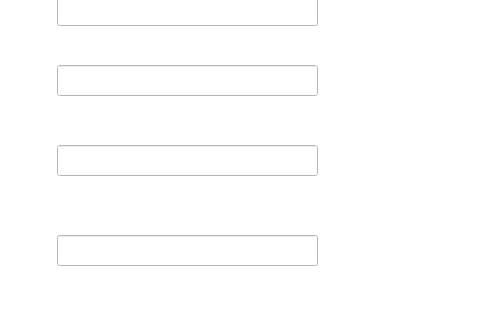
Above: mainwindow.ui from Scastelar/Music-Player before the change; both pictures show x 483 to 963 and y 125 to 445 of the 963 by 600 pixel window. Below: the same form after it.
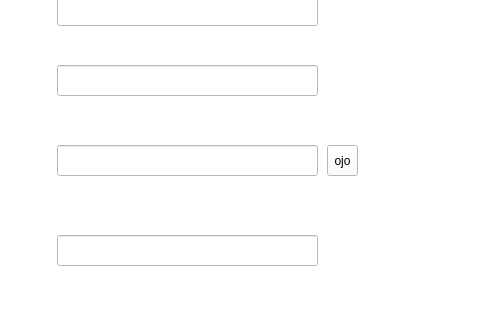
That is the form after the change. The open tabs and pages were chosen to show the change. Icons and pictures are not drawn.

```diff
--- a/mainwindow.ui
+++ b/mainwindow.ui
@@ -221,6 +221,19 @@
        </rect>
       </property>
      </widget>
+     <widget class="QToolButton" name="toolButton">
+      <property name="geometry">
+       <rect>
+        <x>810</x>
+        <y>270</y>
+        <width>31</width>
+        <height>31</height>
+       </rect>
+      </property>
+      <property name="text">
+       <string>ojo</string>
+      </property>
+     </widget>
     </widget>
     <widget class="QWidget" name="page_3">
      <widget class="QLabel" name="label_3">
```
Left out of the diff: 21 changed lines with no effect on the pictures.
